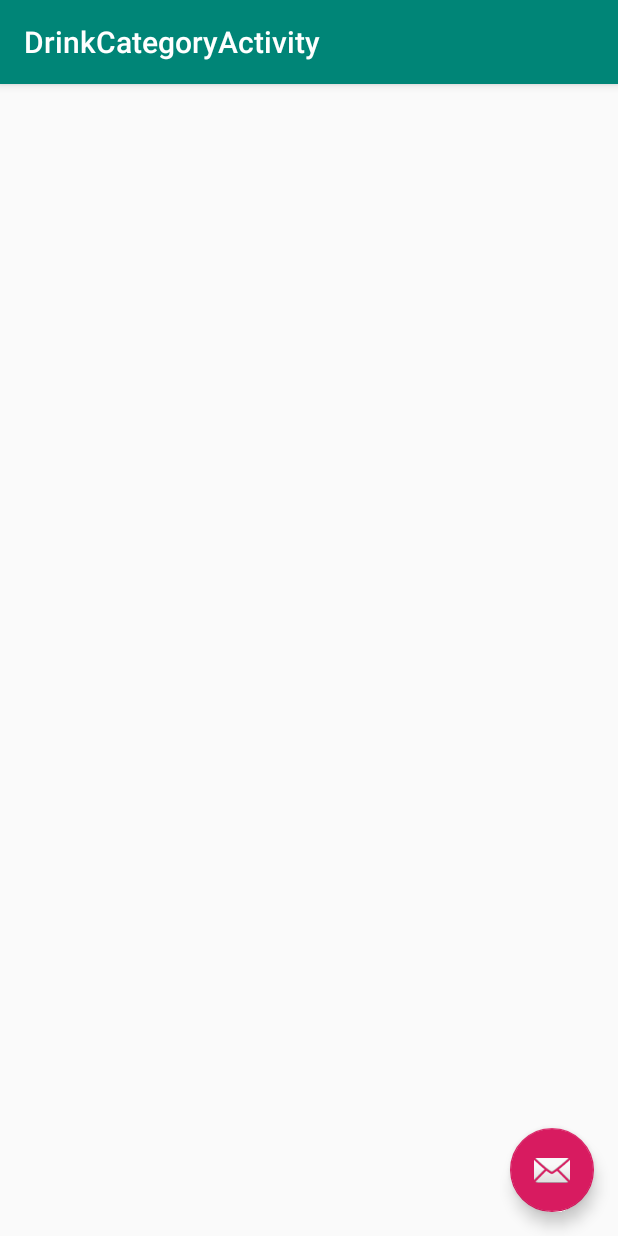
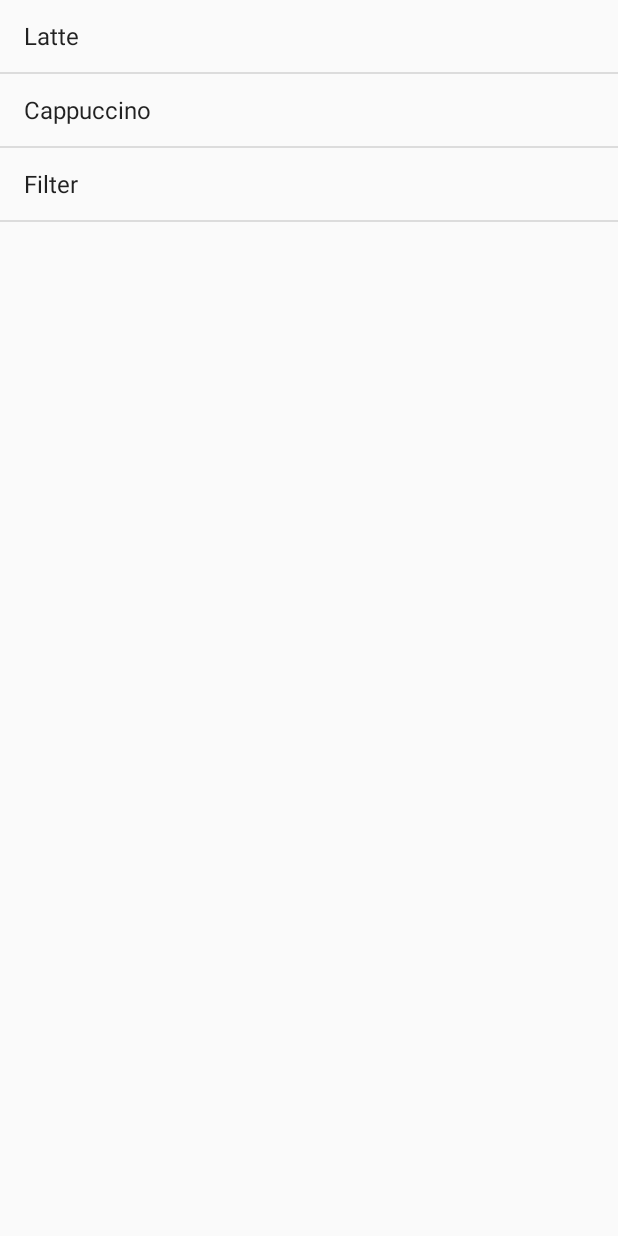
Before and after one commit to SirLancelotZ/Starbuzz, an Android app: the DrinkCategoryActivity screen opened directly, with no data from a screen before it, on a phone screen of 412 x 824 dp. Run offline under Robolectric (Android 15) with nearby library versions, the phone set to English and light mode, and no system bars.

Commit message:
Starbuzz

```diff
--- a/app/src/main/AndroidManifest.xml
+++ b/app/src/main/AndroidManifest.xml
@@ -20,6 +20,7 @@
             android:name=".DrinkCategoryActivity"
             android:label="@string/title_activity_drink_category"
             android:theme="@style/AppTheme.NoActionBar"></activity>
+        <activity android:name=".DrinkActivity" />
     </application>
 
 </manifest>
--- a/app/src/main/java/com/example/lance/starbuzz/DrinkCategoryActivity.java
+++ b/app/src/main/java/com/example/lance/starbuzz/DrinkCategoryActivity.java
@@ -1,29 +1,31 @@
 package com.example.lance.starbuzz;
 
+import android.app.ListActivity;
+import android.content.Intent;
 import android.os.Bundle;
 import android.support.design.widget.FloatingActionButton;
 import android.support.design.widget.Snackbar;
 import android.support.v7.app.AppCompatActivity;
 import android.support.v7.widget.Toolbar;
 import android.view.View;
+import android.widget.ArrayAdapter;
+import android.widget.ListView;
 
-public class DrinkCategoryActivity extends AppCompatActivity {
+public class DrinkCategoryActivity extends ListActivity {
+    @Override
+    protected void onCreate(Bundle savedInstanceState) {
+    super.onCreate(savedInstanceState);
+    ListView listDrinks = getListView();
+    ArrayAdapter<Drink> listAdapter = new ArrayAdapter<Drink>(this, android.R.layout.simple_list_item_1, Drink.drinks);
+    listDrinks.setAdapter(listAdapter);
+}
 
     @Override
-    protected void onCreate(Bundle savedInstanceState) {
-        super.onCreate(savedInstanceState);
-        setContentView(R.layout.activity_drink_category);
-        Toolbar toolbar = (Toolbar) findViewById(R.id.toolbar);
-        setSupportActionBar(toolbar);
-
-        FloatingActionButton fab = (FloatingActionButton) findViewById(R.id.fab);
-        fab.setOnClickListener(new View.OnClickListener() {
-            @Override
-            public void onClick(View view) {
-                Snackbar.make(view, "Replace with your own action", Snackbar.LENGTH_LONG)
-                        .setAction("Action", null).show();
-            }
-        });
+    public void onListItemClick(ListView listView, View itemView, int position, long id) {
+        Intent intent = new Intent(DrinkCategoryActivity.this, DrinkActivity.class);
+        intent.putExtra(DrinkActivity.EXTRA_DRINKNO, (int) id);
+        startActivity(intent);
     }
 
+
 }
--- a/app/src/main/res/layout/activity_drink_category.xml
+++ b/app/src/main/res/layout/activity_drink_category.xml
@@ -22,12 +22,4 @@
 
     <include layout="@layout/content_drink_category" />
 
-    <android.support.design.widget.FloatingActionButton
-        android:id="@+id/fab"
-        android:layout_width="wrap_content"
-        android:layout_height="wrap_content"
-        android:layout_gravity="bottom|end"
-        android:layout_margin="@dimen/fab_margin"
-        app:srcCompat="@android:drawable/ic_dialog_email" />
-
 </android.support.design.widget.CoordinatorLayout>
```
Also changed, not shown: app/src/main/java/com/example/lance/starbuzz/Drink.java (added, +36 -0 lines), app/src/main/java/com/example/lance/starbuzz/DrinkActivity.java (added, +34 -0 lines), app/src/main/java/com/example/lance/starbuzz/TopLevelActivity.java (+19 -1 lines), app/src/main/res/layout/activity_drink.xml (added, +51 -0 lines), app/src/main/res/layout/activity_top_level.xml (+21 -8 lines), app/src/main/res/values/strings.xml (+8 -0 lines).
